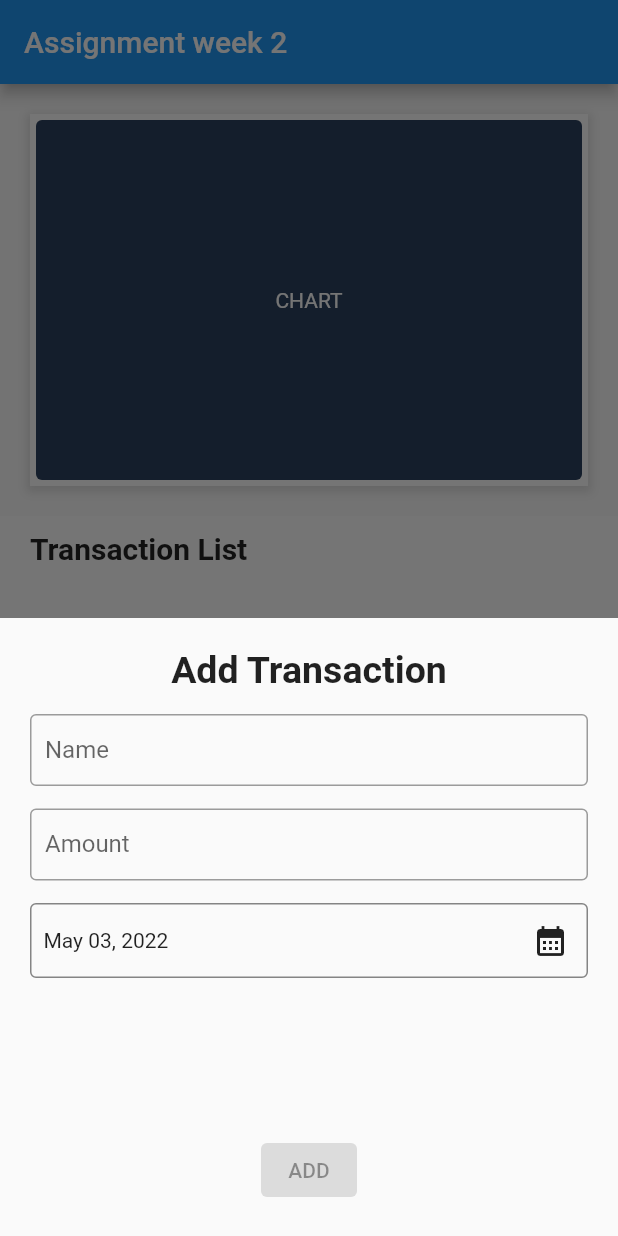
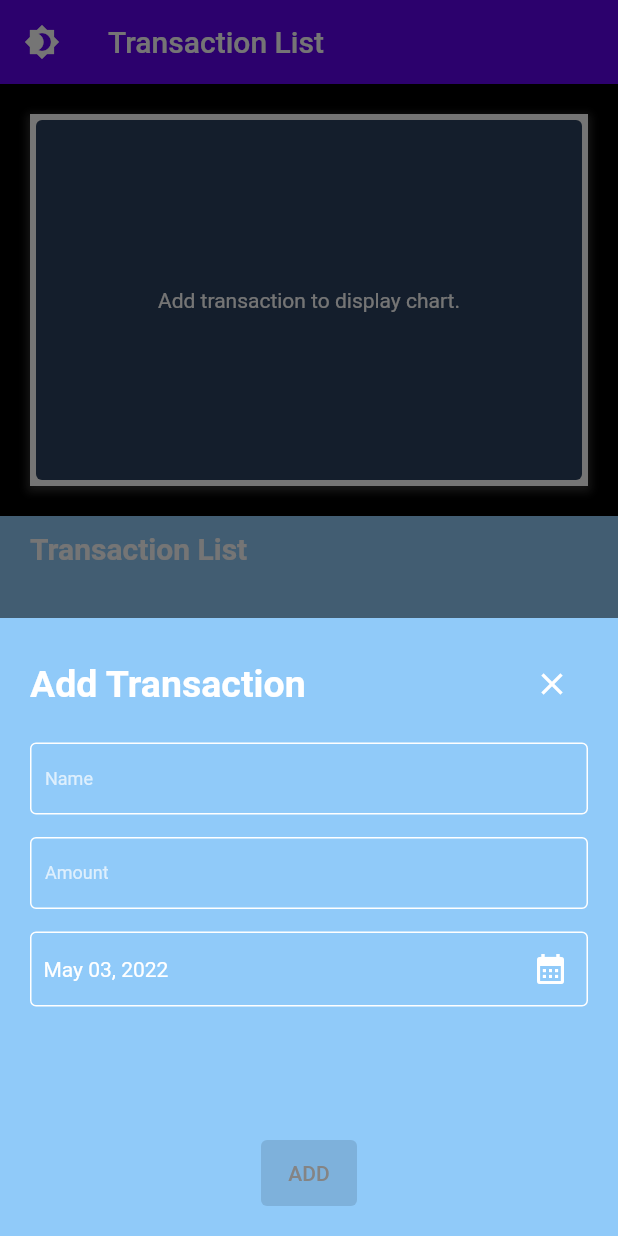
Before and after one commit to kiettruong-bbv/flutter, a Flutter app: the screen it shows after launch, after a tap on the "add" icon, on a phone screen of 412 x 824 dp. Run offline on Flutter 3.47's test engine with Material 2 defaults, Android fonts, the phone set to English and light mode, and no system bars; our stand-ins replace fl_chart; Roboto replaces fonts that are missing (Montserrat).

Commit message:
Implement assignment of week 3

```diff
--- /dev/null
+++ b/expense_notes/lib/extension/platform_extension.dart
@@ -0,0 +1,28 @@
+import 'dart:io';
+import 'package:flutter/foundation.dart' show kIsWeb;
+
+extension Target on Object {
+  bool isAndroid() {
+    return Platform.isAndroid;
+  }
+
+  bool isIOS() {
+    return Platform.isIOS;
+  }
+
+  bool isLinux() {
+    return Platform.isLinux;
+  }
+
+  bool isWindows() {
+    return Platform.isWindows;
+  }
+
+  bool isMacOS() {
+    return Platform.isMacOS;
+  }
+
+  bool isWeb() {
+    return kIsWeb;
+  }
+}
--- a/expense_notes/lib/main.dart
+++ b/expense_notes/lib/main.dart
@@ -1,3 +1,5 @@
+import 'package:expense_notes/style/config.dart';
+import 'package:expense_notes/style/custom_theme.dart';
 import 'package:flutter/material.dart';
 import 'package:expense_notes/view/transaction_list.dart';
 
@@ -5,16 +7,29 @@ void main() {
   runApp(const MyApp());
 }
 
-class MyApp extends StatelessWidget {
+class MyApp extends StatefulWidget {
   const MyApp({Key? key}) : super(key: key);
+
+  @override
+  State<MyApp> createState() => _MyAppState();
+}
+
+class _MyAppState extends State<MyApp> {
+  @override
+  void initState() {
+    super.initState();
+    currentTheme.addListener(() {
+      setState(() {});
+    });
+  }
 
   @override
   Widget build(BuildContext context) {
     return MaterialApp(
       title: 'Flutter Demo',
-      theme: ThemeData(
-        primarySwatch: Colors.blue,
-      ),
+      theme: CustomTheme.lightTheme,
+      darkTheme: CustomTheme.darkTheme,
+      themeMode: currentTheme.currentTheme,
       home: const TransactionList(),
     );
   }
--- /dev/null
+++ b/expense_notes/lib/style/config.dart
@@ -0,0 +1,3 @@
+import 'package:expense_notes/style/custom_theme.dart';
+
+CustomTheme currentTheme = CustomTheme();
--- /dev/null
+++ b/expense_notes/lib/style/custom_colors.dart
@@ -0,0 +1,11 @@
+import 'package:flutter/material.dart';
+
+class CustomColors {
+  static const Color lightPurple = Color(0xFFBB86FA);
+  static const Color purple = Color(0xFF6002EE);
+  static const Color deepPurple = Color(0xFF3900B1);
+  static const Color grey = Color(0xFF848484);
+  static const Color darkGrey = Color(0xFF222222);
+  static const Color black = Colors.black;
+  static const Color white = Colors.white;
+}
--- /dev/null
+++ b/expense_notes/lib/style/custom_theme.dart
@@ -0,0 +1,86 @@
+import 'package:flutter/material.dart';
+import 'custom_colors.dart';
+
+class CustomTheme with ChangeNotifier {
+  static bool _isDarkTheme = true;
+  ThemeMode get currentTheme => _isDarkTheme ? ThemeMode.dark : ThemeMode.light;
+
+  void toggleTheme() {
+    _isDarkTheme = !_isDarkTheme;
+    notifyListeners();
+  }
+
+  static ThemeData get lightTheme {
+    return ThemeData(
+      primaryColor: CustomColors.purple,
+      backgroundColor: CustomColors.white,
+      scaffoldBackgroundColor: CustomColors.white,
+      fontFamily: 'Montserrat',
+      textTheme: ThemeData.light().textTheme.copyWith(
+            button: const TextStyle(
+              color: CustomColors.black,
+            ),
+          ),
+      buttonTheme: ButtonThemeData(
+        shape: RoundedRectangleBorder(
+          borderRadius: BorderRadius.circular(18.0),
+        ),
+        buttonColor: CustomColors.purple,
+      ),
+      floatingActionButtonTheme: const FloatingActionButtonThemeData(
+        backgroundColor: CustomColors.purple,
+      ),
+      textButtonTheme: TextButtonThemeData(
+        style: TextButton.styleFrom(
+          primary: CustomColors.white,
+        ),
+      ),
+      elevatedButtonTheme: ElevatedButtonThemeData(
+        style: ElevatedButton.styleFrom(
+          primary: CustomColors.purple,
+          onSurface: CustomColors.black,
+        ),
+      ),
+      colorScheme: ColorScheme.fromSwatch().copyWith(
+        secondary: CustomColors.black,
+      ),
+    );
+  }
+
+  static ThemeData get darkTheme {
+    return ThemeData(
+      primaryColor: CustomColors.purple,
+      backgroundColor: CustomColors.darkGrey,
+      scaffoldBackgroundColor: CustomColors.black,
+      fontFamily: 'Montserrat',
+      textTheme: ThemeData.dark().textTheme.copyWith(
+            button: const TextStyle(
+              color: CustomColors.grey,
+            ),
+          ),
+      buttonTheme: ButtonThemeData(
+        shape: RoundedRectangleBorder(
+          borderRadius: BorderRadius.circular(18.0),
+        ),
+        buttonColor: CustomColors.purple,
+      ),
+      floatingActionButtonTheme: const FloatingActionButtonThemeData(
+        backgroundColor: CustomColors.purple,
+      ),
+      textButtonTheme: TextButtonThemeData(
+        style: TextButton.styleFrom(
+          primary: CustomColors.white,
+        ),
+      ),
+      elevatedButtonTheme: ElevatedButtonThemeData(
+        style: ElevatedButton.styleFrom(
+          primary: CustomColors.purple,
+          onSurface: CustomColors.white,
+        ),
+      ),
+      colorScheme: ColorScheme.fromSwatch().copyWith(
+        secondary: CustomColors.white,
+      ),
+    );
+  }
+}
--- /dev/null
+++ b/expense_notes/lib/view/add_transaction.dart
@@ -0,0 +1,151 @@
+import 'package:expense_notes/style/custom_colors.dart';
+import 'package:expense_notes/widget/custom_button.dart';
+import 'package:flutter/material.dart';
+import 'package:expense_notes/model/transaction.dart';
+import 'package:expense_notes/widget/date_time_input.dart';
+
+class AddTransaction extends StatefulWidget {
+  const AddTransaction({Key? key}) : super(key: key);
+
+  @override
+  State<AddTransaction> createState() => _AddTransactionState();
+}
+
+class _AddTransactionState extends State<AddTransaction> {
+  late TextEditingController _nameController;
+  late TextEditingController _priceController;
+  DateTime _selectedDate = DateTime.now();
+  bool _isAddEnable = false;
+
+  @override
+  void initState() {
+    super.initState();
+    _nameController = TextEditingController();
+    _priceController = TextEditingController();
+  }
+
+  @override
+  void dispose() {
+    _nameController.dispose();
+    _priceController.dispose();
+
+    super.dispose();
+  }
+
+  @override
+  Widget build(BuildContext context) {
+    const space15 = SizedBox(height: 15);
+    final ThemeData theme = Theme.of(context);
+
+    return Container(
+      padding: const EdgeInsets.all(20),
+      color: theme.backgroundColor,
+      child: Column(
+        mainAxisSize: MainAxisSize.min,
+        children: [
+          Row(
+            children: [
+              const Text(
+                'Add Transaction',
+                style: TextStyle(
+                  fontSize: 25,
+                  fontWeight: FontWeight.bold,
+                ),
+              ),
+              const Spacer(),
+              IconButton(
+                onPressed: () => Navigator.pop(context),
+                icon: const Icon(
+                  Icons.close,
+                  color: CustomColors.white,
+                ),
+              ),
+            ],
+          ),
+          space15,
+          TextField(
+            controller: _nameController,
+            decoration: InputDecoration(
+              contentPadding: const EdgeInsets.all(10),
+              border: const OutlineInputBorder(),
+              enabledBorder: OutlineInputBorder(
+                borderSide: BorderSide(
+                  color: theme.colorScheme.secondary,
+                  width: 1,
+                ),
+              ),
+              focusedBorder: OutlineInputBorder(
+                borderSide: BorderSide(
+                  color: theme.colorScheme.secondary,
+                  width: 1,
+                ),
+              ),
+              labelText: 'Name',
+              labelStyle: theme.textTheme.caption,
+            ),
+            onChanged: (_) => _validateButton(),
+          ),
+          space15,
+          TextField(
+            controller: _priceController,
+            keyboardType: TextInputType.number,
+            decoration: InputDecoration(
+              contentPadding: const EdgeInsets.all(10),
+              border: const OutlineInputBorder(),
+              enabledBorder: OutlineInputBorder(
+                borderSide: BorderSide(
+                  color: theme.colorScheme.secondary,
+                  width: 1,
+                ),
+              ),
+              focusedBorder: OutlineInputBorder(
+                borderSide: BorderSide(
+                  color: theme.colorScheme.secondary,
+                  width: 1,
+                ),
+              ),
+              labelText: 'Amount',
+              labelStyle: theme.textTheme.caption,
+            ),
+            onChanged: (_) => _validateButton(),
+          ),
+          space15,
+          DateTimeInput(
+            onSelectDateTime: (dateTime) {
+              if (dateTime != null) {
+                _selectedDate = dateTime;
+              }
+            },
+          ),
+          const Spacer(),
+          SizedBox(
+            height: 44,
+            child: CustomButton(
+              onPressed: _isAddEnable ? _addProduct : null,
+              child: Text(
+                'ADD',
+                style: theme.textTheme.button,
+              ),
+            ),
+          ),
+        ],
+      ),
+    );
+  }
+
+  void _addProduct() {
+    final product = Transaction(
+      name: _nameController.text,
+      price: double.parse(_priceController.text),
+      addTime: _selectedDate,
+    );
+    Navigator.pop(context, product);
+  }
+
+  void _validateButton() {
+    setState(() {
+      _isAddEnable =
+          _nameController.text.isNotEmpty && _priceController.text.isNotEmpty;
+    });
+  }
+}
--- a/expense_notes/lib/view/add_transaction_screen.dart
+++ /dev/null
@@ -1,112 +0,0 @@
-import 'package:flutter/material.dart';
-import 'package:expense_notes/model/transaction.dart';
-import 'package:expense_notes/widget/date_time_input.dart';
-import 'package:expense_notes/extension/date_extension.dart';
-
-class AddTransactionScreen extends StatefulWidget {
-  const AddTransactionScreen({Key? key}) : super(key: key);
-
-  @override
-  State<AddTransactionScreen> createState() => _AddTransactionScreenState();
-}
-
-class _AddTransactionScreenState extends State<AddTransactionScreen> {
-  late TextEditingController _nameController;
-  late TextEditingController _priceController;
-  DateTime _selectedDate = DateTime.now();
-  bool _isAddEnable = false;
-
-  @override
-  void initState() {
-    super.initState();
-    _nameController = TextEditingController();
-    _priceController = TextEditingController();
-  }
-
-  @override
-  void dispose() {
-    _nameController.dispose();
-    _priceController.dispose();
-
-    super.dispose();
-  }
-
-  @override
-  Widget build(BuildContext context) {
-    return Container(
-      padding: const EdgeInsets.all(20),
-      child: Column(
-        mainAxisSize: MainAxisSize.min,
-        children: [
-          const Text(
-            'Add Transaction',
-            style: TextStyle(
-              fontSize: 25,
-              fontWeight: FontWeight.bold,
-            ),
-          ),
-          _buildSpace(height: 15),
-          TextField(
-            controller: _nameController,
-            decoration: const InputDecoration(
-              contentPadding: EdgeInsets.all(10),
-              border: OutlineInputBorder(),
-              labelText: 'Name',
-            ),
-            onChanged: (_) => _validateButton(),
-          ),
-          _buildSpace(height: 15),
-          TextField(
-            controller: _priceController,
-            keyboardType: TextInputType.number,
-            decoration: const InputDecoration(
-              contentPadding: EdgeInsets.all(10),
-              border: OutlineInputBorder(),
-              labelText: 'Amount',
-            ),
-            onChanged: (_) => _validateButton(),
-          ),
-          _buildSpace(height: 15),
-          DateTimeInput(
-            onSelectDateTime: (dateTime) {
-              if (dateTime != null) {
-                _selectedDate = dateTime;
-              }
-            },
-          ),
-          const Spacer(),
-          ElevatedButton(
-            onPressed: _isAddEnable ? _addProduct : null,
-            child: const Text('ADD'),
-          ),
-        ],
-      ),
-    );
-  }
-
-  Widget _buildSpace({
-    double width = 0,
-    double height = 0,
-  }) {
-    return SizedBox(
-      width: width,
-      height: height,
-    );
-  }
-
-  void _addProduct() {
-    final product = Transaction(
-      name: _nameController.text,
-      price: double.parse(_priceController.text),
-      addTime: _selectedDate,
-    );
-    Navigator.pop(context, product);
-  }
-
-  void _validateButton() {
-    setState(() {
-      _isAddEnable =
-          _nameController.text.isNotEmpty && _priceController.text.isNotEmpty;
-    });
-  }
-}
--- a/expense_notes/lib/view/transaction_list.dart
+++ b/expense_notes/lib/view/transaction_list.dart
@@ -1,9 +1,11 @@
+import 'package:expense_notes/extension/platform_extension.dart';
+import 'package:expense_notes/style/config.dart';
 import 'package:expense_notes/view/transaction_item.dart';
 import 'package:expense_notes/widget/chart.dart';
 import 'package:fl_chart/fl_chart.dart';
 import 'package:flutter/material.dart';
 import 'package:expense_notes/model/transaction.dart';
-import 'package:expense_notes/view/add_transaction_screen.dart';
+import 'package:expense_notes/view/add_transaction.dart';
 
 class TransactionList extends StatefulWidget {
   const TransactionList({Key? key}) : super(key: key);
@@ -29,38 +31,32 @@ class _TransactionListState extends State<TransactionList> {
 
   @override
   Widget build(BuildContext context) {
-    final screenHeight = MediaQuery.of(context).size.height;
+    final ThemeData theme = Theme.of(context);
 
     return Scaffold(
+      backgroundColor: theme.scaffoldBackgroundColor,
       appBar: AppBar(
-        title: const Text('Assignment week 2'),
+        title: const Text('Transaction List'),
+        backgroundColor: theme.primaryColor,
+        leading: IconButton(
+          onPressed: () => currentTheme.toggleTheme(),
+          icon: const Icon(Icons.brightness_4),
+        ),
+        actions: [
+          if (isIOS())
+            TextButton(
+              style: theme.textButtonTheme.style,
+              onPressed: () => _openAddTransaction(),
+              child: const Text('ADD'),
+            ),
+        ],
       ),
-      floatingActionButton: FloatingActionButton(
-        onPressed: () {
-          showModalBottomSheet<Transaction>(
-            context: context,
-            isScrollControlled: true,
-            builder: (BuildContext context) {
-              return Padding(
-                padding: MediaQuery.of(context).viewInsets,
-                child: SizedBox(
-                  height: screenHeight / 2,
-                  child: const AddTransactionScreen(),
-                ),
-              );
-            },
-          ).then((value) {
-            if (value != null) {
-              setState(() {
-                _transactions.add(value);
-                _addChartData(value);
-                _updateChart();
-              });
-            }
-          });
-        },
-        child: const Icon(Icons.add),
-      ),
+      floatingActionButton: isAndroid()
+          ? FloatingActionButton(
+              onPressed: () => _openAddTransaction(),
+              child: const Icon(Icons.add),
+            )
+          : null,
       body: Column(
         crossAxisAlignment: CrossAxisAlignment.stretch,
         children: [
@@ -70,7 +66,7 @@ class _TransactionListState extends State<TransactionList> {
           ),
           Expanded(
             flex: 5,
-            child: _buildListContainer(),
+            child: _buildListContainer(context),
           )
         ],
       ),
@@ -81,7 +77,7 @@ class _TransactionListState extends State<TransactionList> {
     Widget chart = (_chartData.isEmpty)
         ? const Center(
             child: Text(
-              'CHART',
+              'Add transaction to display chart.',
               style: TextStyle(color: Colors.white),
             ),
           )
@@ -114,9 +110,9 @@ class _TransactionListState extends State<TransactionList> {
     );
   }
 
-  Widget _buildListContainer() {
+  Widget _buildListContainer(BuildContext context) {
     return Container(
-      color: Colors.white,
+      color: Theme.of(context).backgroundColor,
       padding: const EdgeInsets.symmetric(
         vertical: 10,
         horizontal: 20,
@@ -199,4 +195,29 @@ class _TransactionListState extends State<TransactionList> {
       );
     }).toList();
   }
+
+  void _openAddTransaction() {
+    final screenHeight = MediaQuery.of(context).size.height;
+    showModalBottomSheet<Transaction>(
+      context: context,
+      isScrollControlled: true,
+      builder: (BuildContext context) {
+        return Padding(
+          padding: MediaQuery.of(context).viewInsets,
+          child: SizedBox(
+            height: screenHeight / 2,
+            child: const AddTransaction(),
+          ),
+        );
+      },
+    ).then((value) {
+      if (value != null) {
+        setState(() {
+          _transactions.add(value);
+          _addChartData(value);
+          _updateChart();
+        });
+      }
+    });
+  }
 }
--- /dev/null
+++ b/expense_notes/lib/widget/custom_button.dart
@@ -0,0 +1,32 @@
+import 'package:expense_notes/widget/platform_widget.dart';
+import 'package:flutter/cupertino.dart';
+import 'package:flutter/material.dart';
+
+class CustomButton extends PlatformWidget<CupertinoButton, ElevatedButton> {
+  final VoidCallback? onPressed;
+  final Widget child;
+
+  const CustomButton({
+    Key? key,
+    this.onPressed,
+    required this.child,
+  }) : super(key: key);
+
+  @override
+  ElevatedButton createAndroidWidget(BuildContext context) {
+    return ElevatedButton(
+      style: Theme.of(context).elevatedButtonTheme.style,
+      onPressed: onPressed,
+      child: child,
+    );
+  }
+
+  @override
+  CupertinoButton createIosWidget(BuildContext context) {
+    return CupertinoButton(
+      color: Theme.of(context).primaryColor,
+      onPressed: onPressed,
+      child: child,
+    );
+  }
+}
--- a/expense_notes/lib/widget/date_time_input.dart
+++ b/expense_notes/lib/widget/date_time_input.dart
@@ -1,4 +1,7 @@
 import 'package:expense_notes/extension/date_extension.dart';
+import 'package:expense_notes/extension/platform_extension.dart';
+import 'package:expense_notes/style/custom_colors.dart';
+import 'package:flutter/cupertino.dart';
 import 'package:flutter/material.dart';
 
 typedef DatePickerCallback = Function(DateTime? dateTime);
@@ -18,27 +21,14 @@ class DateTimeInput extends StatefulWidget {
 class _DateTimeInputState extends State<DateTimeInput> {
   DateTime selectedDate = DateTime.now();
 
-  Future<void> _selectDate(BuildContext context) async {
-    final DateTime? picked = await showDatePicker(
-        context: context,
-        initialDate: selectedDate,
-        firstDate: DateTime(2020, 8),
-        lastDate: DateTime(2100));
-    if (picked != null && picked != selectedDate) {
-      setState(() {
-        selectedDate = picked;
-
-        widget.onSelectDateTime?.call(picked);
-      });
-    }
-  }
-
   @override
   Widget build(BuildContext context) {
+    final ThemeData theme = Theme.of(context);
+
     return Container(
       decoration: BoxDecoration(
         border: Border.all(
-          color: Colors.black.withAlpha(120),
+          color: theme.colorScheme.secondary,
           width: 1,
         ),
         borderRadius: const BorderRadius.all(Radius.circular(4.0)),
@@ -52,11 +42,62 @@ class _DateTimeInputState extends State<DateTimeInput> {
             ),
           ),
           IconButton(
-            onPressed: () => _selectDate(context),
-            icon: const Icon(Icons.calendar_month),
+            onPressed: () {
+              isAndroid()
+                  ? _showDatePickerAndroid(context)
+                  : _showDatePickerIOS(context);
+            },
+            icon: Icon(
+              Icons.calendar_month,
+              color: theme.colorScheme.secondary,
+            ),
           )
         ],
       ),
     );
   }
+
+  Future<void> _showDatePickerAndroid(BuildContext context) async {
+    final DateTime? picked = await showDatePicker(
+        context: context,
+        initialDate: selectedDate,
+        firstDate: DateTime(2020, 8),
+        lastDate: DateTime(2100));
+    if (picked != null && picked != selectedDate) {
+      setState(() {
+        selectedDate = picked;
+        widget.onSelectDateTime?.call(picked);
+      });
+    }
+  }
+
+  Future<void> _showDatePickerIOS(BuildContext context) async {
+    showCupertinoModalPopup(
+      context: context,
+      builder: (_) => Container(
+        height: 500,
+        color: CustomColors.white,
+        child: Column(
+          children: [
+            SizedBox(
+              height: 400,
+              child: CupertinoDatePicker(
+                mode: CupertinoDatePickerMode.date,
+                initialDateTime: DateTime.now(),
+                onDateTimeChanged: (picked) {
+                  setState(() {
+                    selectedDate = picked;
+                  });
+                },
+              ),
+            ),
+            CupertinoButton(
+              child: const Text('OK'),
+              onPressed: () => Navigator.of(context).pop(),
+            )
+          ],
+        ),
+      ),
+    );
+  }
 }
--- /dev/null
+++ b/expense_notes/lib/widget/platform_widget.dart
@@ -0,0 +1,21 @@
+import 'package:expense_notes/extension/platform_extension.dart';
+import 'package:flutter/material.dart';
+
+abstract class PlatformWidget<I extends Widget, A extends Widget>
+    extends StatelessWidget {
+  const PlatformWidget({Key? key}) : super(key: key);
+
+  @override
+  Widget build(BuildContext context) {
+    if (isIOS()) {
+      return createIosWidget(context);
+    } else if (isAndroid()) {
+      return createAndroidWidget(context);
+    }
+    return Container();
+  }
+
+  I createIosWidget(BuildContext context);
+
+  A createAndroidWidget(BuildContext context);
+}
```
